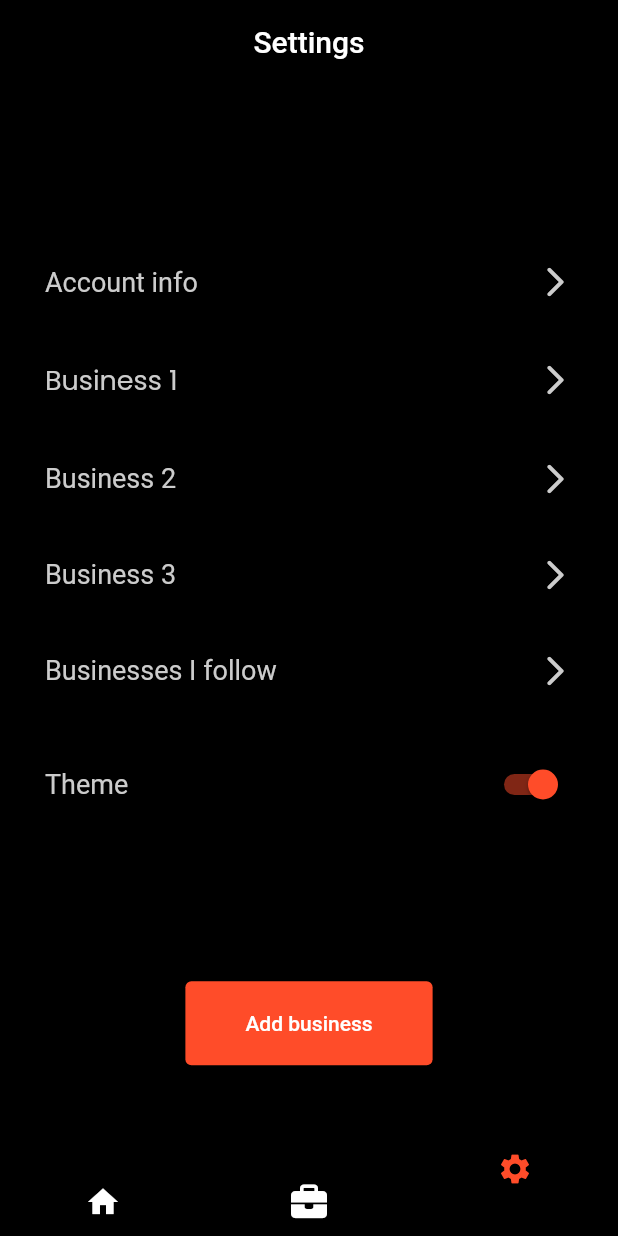
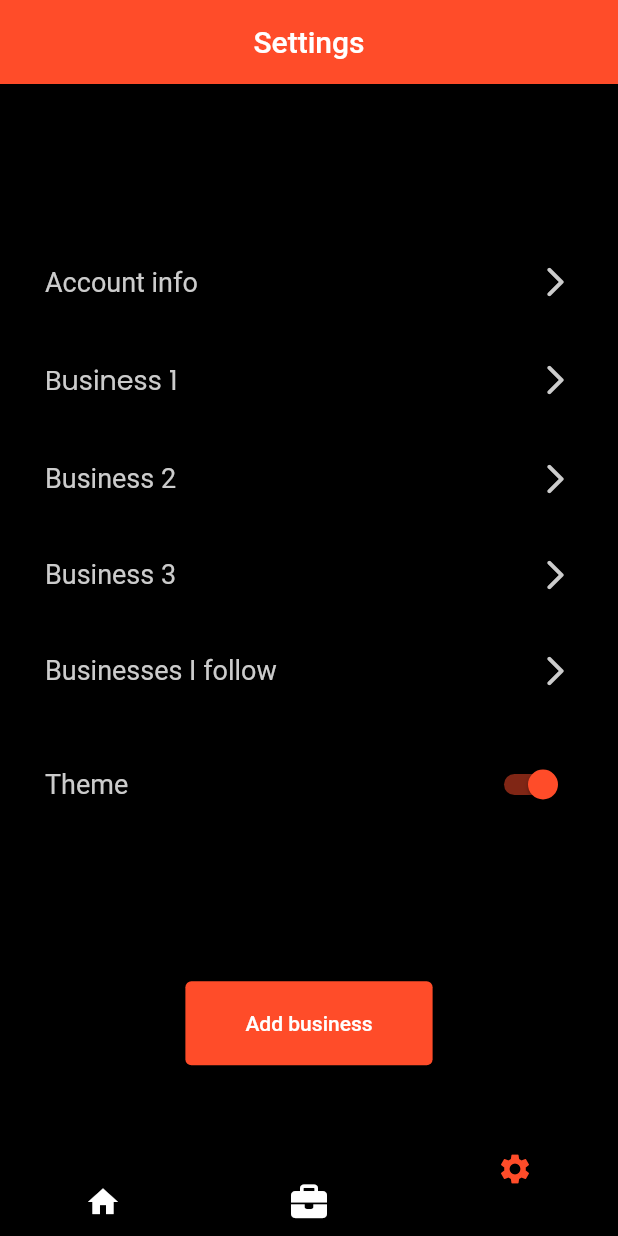
Before and after one commit to Mega-bee/BrandSome, a Flutter app: the screen it shows after launch, item 3 of the bottom bar chosen, on a phone screen of 412 x 824 dp. Run offline on Flutter 3.47's test engine with Material 2 defaults, Android fonts, the phone set to English and light mode, and no system bars; drawn by our look-alikes of curved_navigation_bar; our stand-ins replace cached_network_image, flutter_svg, font_awesome_flutter, google_fonts, hive, hive_flutter and 2 more; missing offline and left inert: rolling_switch; accounts and stored records are empty; network calls fail.

```diff
--- a/lib/home_page/ui/screen/homePage.dart
+++ b/lib/home_page/ui/screen/homePage.dart
@@ -164,9 +164,7 @@ class _HomePageState extends State<HomePage>
   @override
   Widget build(BuildContext context) {
     return Scaffold(
-      backgroundColor: blackColor,
       appBar: AppBar(
-        backgroundColor: blackColor,
         title: Padding(
           padding: const EdgeInsets.only(left: 10.0),
           child: Text(
--- a/lib/main.dart
+++ b/lib/main.dart
@@ -1,21 +1,32 @@
+import 'package:brandsome/utils/service/theme_serrvice/theme_service.dart';
 import 'package:brandsome/utils/style/colors.dart';
 import 'package:flutter/material.dart';
 import 'package:flutter/services.dart';
 
 
+import 'hive/hive.dart';
 import 'navigation_bar/ui/screens/navigationBar.dart';
 
-void main() {
+void main() async{
+  WidgetsFlutterBinding.ensureInitialized();
+  await HiveSetUp.init();
   SystemChrome.setSystemUIOverlayStyle(
     SystemUiOverlayStyle(
       systemNavigationBarColor: blackColor,
     )
   );
-  runApp(const MyApp());
+  runApp( MyApp());
 }
 
-class MyApp extends StatelessWidget {
-  const MyApp({Key? key}) : super(key: key);
+class MyApp extends StatefulWidget {
+  @override
+  State<MyApp> createState() => _MyAppState();
+}
+
+class _MyAppState extends State<MyApp> {
+  late AppThemeDataService _appThemeDataService;
+
+  late ThemeData activeThem;
 
   // This widget is the root of your application.
   @override
@@ -30,4 +41,16 @@ class MyApp extends StatelessWidget {
       home: Navigation()
     );
   }
+
+  @override
+  void initState() {
+    _appThemeDataService = AppThemeDataService();
+    activeThem =_appThemeDataService.getActiveTheme();
+    _appThemeDataService.darkModeStream.listen((event) {
+      activeThem = event;
+      setState(() {
+
+      });
+    });
+  }
 }
--- a/lib/setting_module/ui/screen/setting_screen.dart
+++ b/lib/setting_module/ui/screen/setting_screen.dart
@@ -2,8 +2,11 @@ import 'package:brandsome/utils/style/text_style.dart';
 import 'package:flutter/cupertino.dart';
 import 'package:flutter/material.dart';
 import 'package:google_fonts/google_fonts.dart';
+import 'package:rolling_switch/rolling_switch.dart';
 
 import '../../../follower_module/ui/screens/follower_list.dart';
+import '../../../utils/components/custom_alert_dialog/theme_dialog/customThemeDialog.dart';
+import '../../../utils/service/theme_serrvice/theme_service.dart';
 import '../../../utils/style/colors.dart';
 import '../widget/account_info.dart';
 import '../widget/add_business.dart';
@@ -23,7 +26,6 @@ class _SettingsScreenState extends State<SettingsScreen> {
     return Scaffold(
       backgroundColor: Colors.black,
       appBar: AppBar(
-        backgroundColor: blackColor,
         title: Text("Settings"),
         centerTitle: true,
       ),
--- /dev/null
+++ b/lib/utils/service/theme_serrvice/theme_service.dart
@@ -0,0 +1,132 @@
+import 'package:brandsome/utils/style/colors.dart';
+import 'package:flutter/material.dart';
+import 'package:rxdart/rxdart.dart';
+
+import '../../../hive/hive.dart';
+
+
+
+
+class AppThemeDataService {
+  static final PublishSubject<ThemeData> _darkModeSubject =
+      PublishSubject<ThemeData>();
+
+  Stream<ThemeData> get darkModeStream => _darkModeSubject.stream;
+
+
+   ThemeHelper _themeHelper = ThemeHelper();
+
+  static Color get PrimaryColor {
+    return Color.fromRGBO(33, 32, 156, 1);
+  }
+
+  ThemeData getActiveTheme() {
+    var dark = _themeHelper.getisDark();
+    final lightScheme = ColorScheme.fromSeed(seedColor: PrimaryColor);
+    final darkScheme = ColorScheme.fromSeed(
+        seedColor: PrimaryColor,
+        brightness: Brightness.dark,
+        error: Colors.red[900],
+        errorContainer: Colors.red[100],
+        primary: blackColor);
+    if (dark == true) {
+      return ThemeData(
+        appBarTheme:AppBarTheme(
+          color: blackColor ,
+        ),
+        scaffoldBackgroundColor:blackColor,
+          brightness: Brightness.dark,
+          colorScheme: darkScheme,
+          useMaterial3: true,
+          primarySwatch: Colors.indigo,
+          focusColor: PrimaryColor,
+          textButtonTheme: TextButtonThemeData(
+              style: TextButton.styleFrom(primary: Colors.white70)),
+          checkboxTheme: CheckboxThemeData(
+            checkColor:
+                MaterialStateProperty.resolveWith((Set<MaterialState> states) {
+              const Set<MaterialState> interactiveStates = <MaterialState>{
+                MaterialState.pressed,
+                MaterialState.hovered,
+                MaterialState.focused,
+              };
+              if (states.any(interactiveStates.contains)) {
+                return Colors.grey;
+              }
+              return Colors.white;
+            }),
+            fillColor:
+                MaterialStateProperty.resolveWith((Set<MaterialState> states) {
+              const Set<MaterialState> interactiveStates = <MaterialState>{
+                MaterialState.pressed,
+                MaterialState.hovered,
+                MaterialState.focused,
+              };
+              if (states.any(interactiveStates.contains)) {
+                return Colors.black;
+              }
+              return Colors.indigo;
+            }),
+          ),
+          cardColor: Colors.grey[150],
+          fontFamily: 'Dubai',
+          elevatedButtonTheme: ElevatedButtonThemeData(
+              style: ElevatedButton.styleFrom(
+            shape: RoundedRectangleBorder(
+              borderRadius: BorderRadius.circular(25),
+            ),
+          )),
+          textTheme: TextTheme(
+            button: TextStyle(
+              color: Colors.white,
+            ),
+          ),
+
+          bottomNavigationBarTheme:BottomNavigationBarThemeData(
+              backgroundColor: primaryColor,
+          )
+
+      );
+    }
+    return ThemeData(
+      appBarTheme:AppBarTheme(
+
+        color: whiteColor,
+      ),
+      scaffoldBackgroundColor: whiteColor,
+        brightness: Brightness.light,
+        //       primaryColor: PrimaryColor,
+        colorScheme: lightScheme,
+        useMaterial3: true,
+        //    colorScheme: lightScheme,
+        focusColor: PrimaryColor,
+        primarySwatch: Colors.indigo,
+        cardColor: Color.fromRGBO(245, 245, 245, 1),
+
+        backgroundColor: Color.fromRGBO(236, 239, 241, 1),
+        textTheme: TextTheme(button: TextStyle(color: Colors.white)),
+        fontFamily: 'Dubai',
+        timePickerTheme: TimePickerThemeData(
+          dialBackgroundColor: Color.fromRGBO(235, 235, 235, 1),
+          dayPeriodBorderSide:
+              BorderSide(color: Color.fromRGBO(235, 235, 235, 1)),
+        ),
+
+
+        // bottomNavigationBarTheme:BottomNavigationBarThemeData(
+        // backgroundColor: customColor
+        // )
+    );
+  }
+
+  void switchDarkMode(bool darkMode) async {
+    if (darkMode) {
+      _themeHelper.setTheme(true);
+    } else {
+      _themeHelper.setTheme(false);
+    }
+    var activeTheme = await getActiveTheme();
+    _darkModeSubject.add(activeTheme);
+  }
+
+}
--- a/pubspec.yaml
+++ b/pubspec.yaml
@@ -41,6 +41,10 @@ dependencies:
   google_fonts:
   flutter_svg:
   intl:
+  hive:
+  hive_flutter:
+  rolling_switch: ^0.0.2
+
 
 
 
```
Also changed, not shown: lib/hive/hive.dart (added, +63 -0 lines), lib/utils/components/custom_alert_dialog/theme_dialog/customThemeDialog.dart (added, +88 -0 lines), pubspec.lock.
